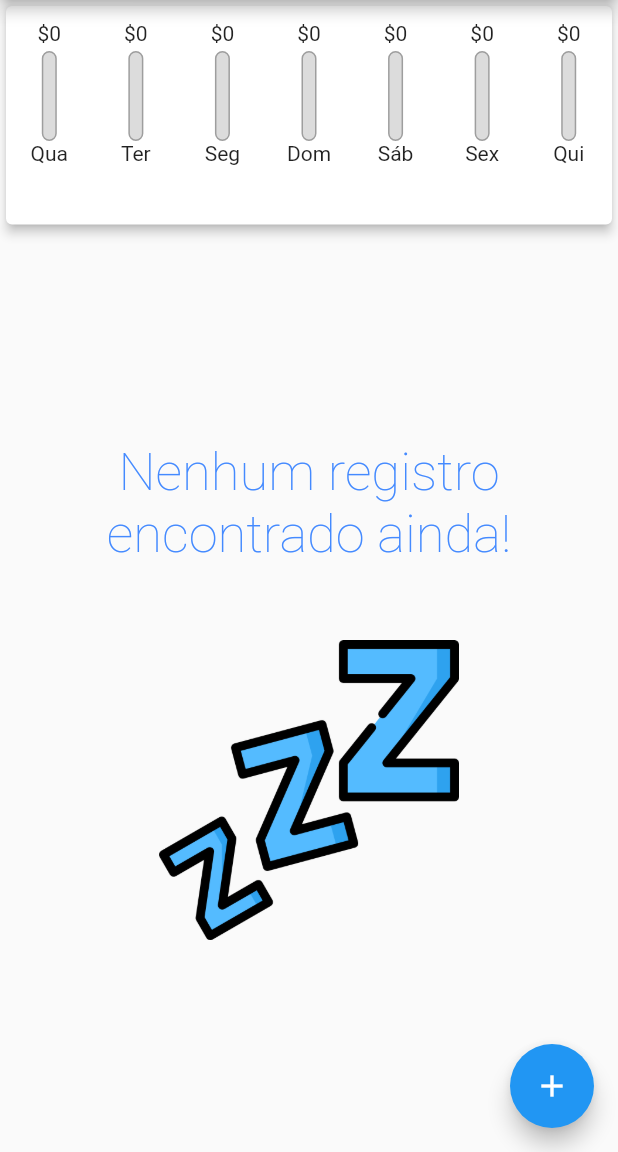
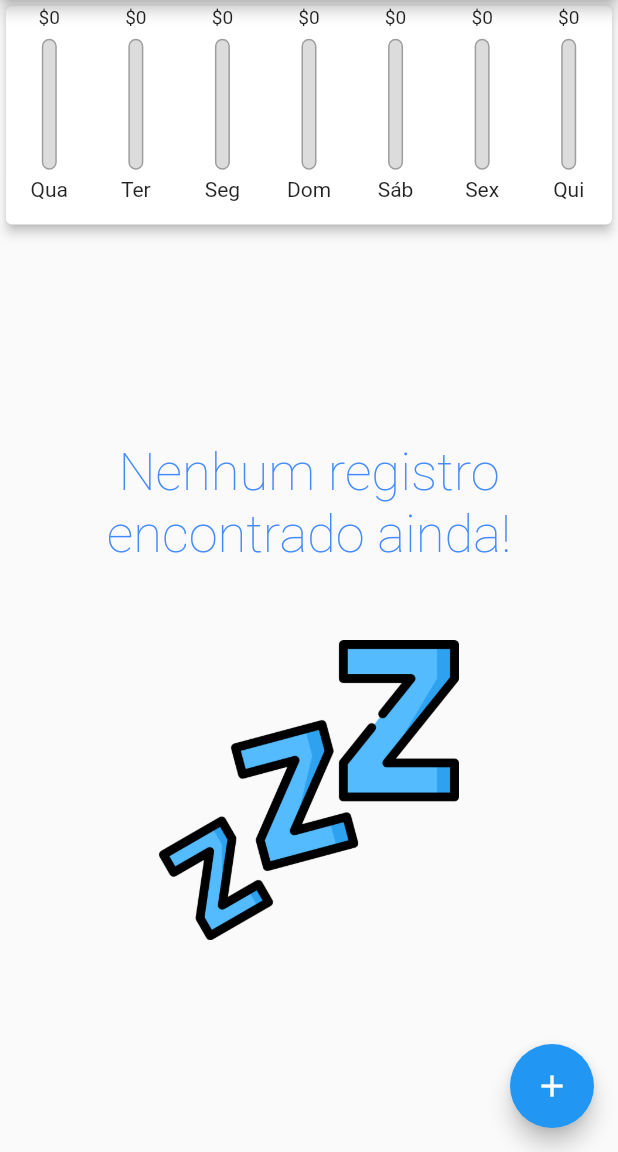
Before and after one commit to matheustkaczyk/finance_app, a Flutter app: the screen it shows after launch, on a phone screen of 412 x 824 dp, the part 84-1236 px from its top. Run offline on Flutter 3.47's test engine with Material 2 defaults, Android fonts, the phone set to English and light mode, and no system bars.

Commit message:
feat: adding height constraints dinamically

```diff
--- a/lib/widgets/chart_bar.dart
+++ b/lib/widgets/chart_bar.dart
@@ -1,5 +1,4 @@
 import 'package:finance_app/helpers/weekDayTranslator.dart';
-import 'package:flutter/cupertino.dart';
 import 'package:flutter/material.dart';
 
 class ChartBar extends StatelessWidget {
@@ -11,16 +10,18 @@ class ChartBar extends StatelessWidget {
 
   @override
   Widget build(BuildContext context) {
-    return Padding(
-      padding: const EdgeInsets.all(10),
-      child: Column(
+    return LayoutBuilder(builder: (ctx, contraints) {
+      return Column(
         children: [
-          FittedBox(child: Text('\$${spendingAmount.toStringAsFixed(0)}')),
-          const SizedBox(
-            height: 4,
+          Container(
+              height: contraints.maxHeight * 0.10,
+              child: FittedBox(
+                  child: Text('\$${spendingAmount.toStringAsFixed(0)}'))),
+          SizedBox(
+            height: contraints.maxHeight * 0.05,
           ),
           SizedBox(
-            height: 60,
+            height: contraints.maxHeight * 0.6,
             width: 10,
             child: Stack(
               children: [
@@ -43,9 +44,12 @@ class ChartBar extends StatelessWidget {
               ],
             ),
           ),
-          Text(WeekDayTranslator().translate(label))
+          Padding(
+              padding: const EdgeInsets.only(top: 5.0),
+              child:
+                  FittedBox(child: Text(WeekDayTranslator().translate(label))))
         ],
-      ),
-    );
+      );
+    });
   }
 }
```
